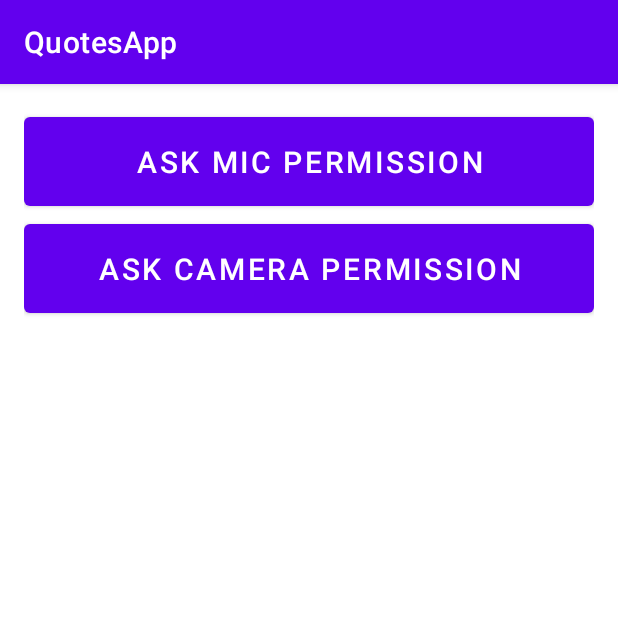
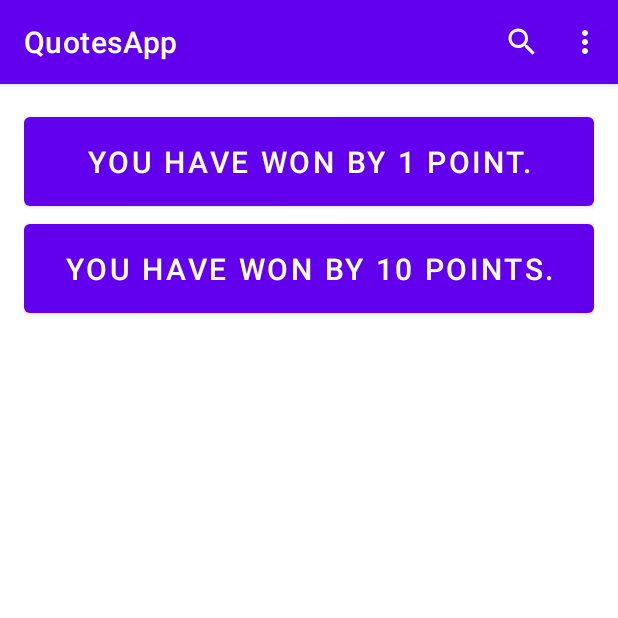
Before and after one commit to JatinSinghroha/QuotesApp, an Android app: the screen it shows after launch (AskPermissionsActivity), after a tap on "ASK CAMERA PERMISSION", on a phone screen of 412 x 824 dp, the top half of it. Run offline under Robolectric (Android 15) with nearby library versions, the phone set to English and light mode, and no system bars; libraries missing offline, so code that uses them is left out: es.dmoral.toasty; 1 statement that could not run was skipped; 2 other taps on this screen came first.

Commit message:
Translation/Multi Language Support + Menu Implemented

```diff
--- a/app/src/main/java/com/jatinsinghroha/quotesapp/AskPermissionsActivity.java
+++ b/app/src/main/java/com/jatinsinghroha/quotesapp/AskPermissionsActivity.java
@@ -4,7 +4,11 @@ import android.Manifest;
 import android.content.pm.PackageManager;
 import android.os.Build;
 import android.os.Bundle;
+import android.view.Menu;
+import android.view.MenuInflater;
+import android.view.MenuItem;
 import android.view.View;
+import android.widget.Button;
 
 import androidx.annotation.NonNull;
 import androidx.appcompat.app.AppCompatActivity;
@@ -38,6 +42,9 @@ public class AskPermissionsActivity extends AppCompatActivity{
         switch (view.getId()) {
             default:
             case R.id.micPermission: {
+
+                ((Button) findViewById(view.getId())).setText(this.getResources().getQuantityString(R.plurals.winner_text, 1, 1));
+
                 if (ContextCompat.checkSelfPermission(this, Manifest.permission.RECORD_AUDIO)
                         == PackageManager.PERMISSION_GRANTED) {
 
@@ -52,6 +59,8 @@ public class AskPermissionsActivity extends AppCompatActivity{
             }
 
             case R.id.cameraPermission: {
+                ((Button) findViewById(view.getId())).setText(this.getResources().getQuantityString(R.plurals.winner_text, 10, 10));
+
                 if (ContextCompat.checkSelfPermission(this, Manifest.permission.CAMERA)
                         == PackageManager.PERMISSION_GRANTED) {
 
@@ -86,6 +95,7 @@ public class AskPermissionsActivity extends AppCompatActivity{
             case REQUEST_AUDIO: {
 
                 if (grantResults[0] == PackageManager.PERMISSION_GRANTED) {
+                    ((Button) findViewById(R.id.micPermission)).setText(this.getResources().getString(R.string.permission_given_text));
                     Toasty.success(this, "Thank you for giving MIC permission", Toasty.LENGTH_LONG, true).show();
                 } else {
                     Toasty.error(this, "Permission Denied. Can't use Mic feature", Toasty.LENGTH_LONG, true).show();
@@ -103,4 +113,33 @@ public class AskPermissionsActivity extends AppCompatActivity{
         }
 
     }
+
+    @Override
+    public boolean onCreateOptionsMenu(Menu menu) {
+        MenuInflater inflater = getMenuInflater();
+
+        inflater.inflate(R.menu.home_menu, menu);
+
+        return super.onCreateOptionsMenu(menu);
+    }
+
+    @Override
+    public boolean onOptionsItemSelected(@NonNull MenuItem item) {
+        switch (item.getItemId()) {
+            case R.id.search_item:{
+                Toasty.success(this, "Thank you for Searching.", Toasty.LENGTH_LONG, true).show();
+                break;
+            }
+            case R.id.help_item:{
+                Toasty.error(this, "Thank you for ", Toasty.LENGTH_LONG, true).show();
+                break;
+            }
+            case R.id.settings_item:{
+                Toasty.info(this, "Thank you", Toasty.LENGTH_LONG, true).show();
+                break;
+            }
+        }
+
+        return super.onOptionsItemSelected(item);
+    }
 }
--- /dev/null
+++ b/app/src/main/res/drawable/ic_baseline_search_24.xml
@@ -0,0 +1,10 @@
+<vector xmlns:android="http://schemas.android.com/apk/res/android"
+    android:width="24dp"
+    android:height="24dp"
+    android:viewportWidth="24"
+    android:viewportHeight="24"
+    android:tint="?attr/colorControlNormal">
+  <path
+      android:fillColor="@android:color/white"
+      android:pathData="M15.5,14h-0.79l-0.28,-0.27C15.41,12.59 16,11.11 16,9.5 16,5.91 13.09,3 9.5,3S3,5.91 3,9.5 5.91,16 9.5,16c1.61,0 3.09,-0.59 4.23,-1.57l0.27,0.28v0.79l5,4.99L20.49,19l-4.99,-5zM9.5,14C7.01,14 5,11.99 5,9.5S7.01,5 9.5,5 14,7.01 14,9.5 11.99,14 9.5,14z"/>
+</vector>
--- a/app/src/main/res/layout/activity_ask_permissions.xml
+++ b/app/src/main/res/layout/activity_ask_permissions.xml
@@ -12,7 +12,7 @@
         android:id="@+id/micPermission"
         android:layout_width="match_parent"
         android:layout_height="wrap_content"
-        android:text="Ask MIC PERMISSION"
+        android:text="@string/mic_permission_text"
         android:textSize="20sp"
         android:onClick="onClickListener"
         android:padding="16dp"/>
@@ -21,7 +21,7 @@
         android:id="@+id/cameraPermission"
         android:layout_width="match_parent"
         android:layout_height="wrap_content"
-        android:text="Ask CAMERA PERMISSION"
+        android:text="@string/camera_permission_text"
         android:textSize="20sp"
         android:onClick="onClickListener"
         android:padding="16dp"/>
--- /dev/null
+++ b/app/src/main/res/menu/home_menu.xml
@@ -0,0 +1,16 @@
+<?xml version="1.0" encoding="utf-8"?>
+<menu xmlns:android="http://schemas.android.com/apk/res/android"
+    xmlns:app="http://schemas.android.com/apk/res-auto">
+
+    <item android:id="@+id/search_item"
+        android:title="Search"
+        android:icon="@drawable/ic_baseline_search_24"
+        app:showAsAction="always"/>
+
+    <item android:id="@+id/help_item"
+        android:title="Help"/>
+
+    <item android:id="@+id/settings_item"
+        android:title="Settings"/>
+
+</menu>
--- a/app/src/main/res/values/strings.xml
+++ b/app/src/main/res/values/strings.xml
@@ -1,3 +1,19 @@
 <resources>
     <string name="app_name">QuotesApp</string>
+    <string name="name">Jatin</string>
+
+    <string name="mic_permission_text">Ask MIC PERMISSION</string>
+    <string name="camera_permission_text">Ask CAMERA PERMISSION</string>
+
+    <string name="permission_given_text">Permission Given</string>
+
+    <string translatable="false" name="winner_text">
+        You have won by 1 point.
+        You have won by 2 points.
+    </string>
+
+    <plurals translatable="false" name="winner_text">
+        <item quantity="one">You have won by %d point.</item>
+        <item quantity="other">You have won by %d points.</item>
+    </plurals>
 </resources>
```
Also changed, not shown: 3 other files.
